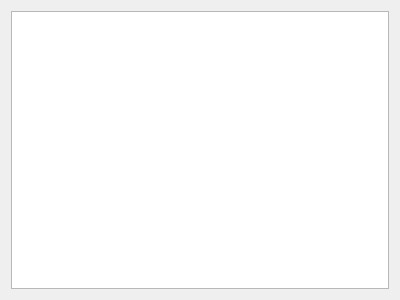
This is groupnode.ui in 35easy/PingPongClub as Qt 5 draws it before an edit. The edited form follows.
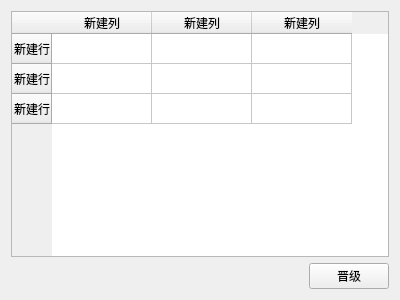
This is the edited form.

Commit message: 小组赛晋级

Patch:
```diff
--- a/groupnode.ui
+++ b/groupnode.ui
@@ -15,7 +15,62 @@
   </property>
   <layout class="QVBoxLayout" name="verticalLayout">
    <item>
-    <widget class="QTableWidget" name="tableWidget"/>
+    <widget class="QTableWidget" name="tableWidget">
+     <row>
+      <property name="text">
+       <string>新建行</string>
+      </property>
+     </row>
+     <row>
+      <property name="text">
+       <string>新建行</string>
+      </property>
+     </row>
+     <row>
+      <property name="text">
+       <string>新建行</string>
+      </property>
+     </row>
+     <column>
+      <property name="text">
+       <string>新建列</string>
+      </property>
+     </column>
+     <column>
+      <property name="text">
+       <string>新建列</string>
+      </property>
+     </column>
+     <column>
+      <property name="text">
+       <string>新建列</string>
+      </property>
+     </column>
+    </widget>
+   </item>
+   <item>
+    <layout class="QHBoxLayout" name="horizontalLayout">
+     <item>
+      <spacer name="horizontalSpacer">
+       <property name="orientation">
+        <enum>Qt::Horizontal</enum>
+       </property>
+       <property name="sizeHint" stdset="0">
+        <size>
+         <width>40</width>
+         <height>20</height>
+        </size>
+       </property>
+      </spacer>
+     </item>
+     <item>
+      <widget class="QPushButton" name="btAdvance">
+       <property name="text">
+        <string>晋级</string>
+       </property>
+      </widget>
+     </item>
+    </layout>
    </item>
   </layout>
  </widget>
```
The commit also changes 6 other files.
